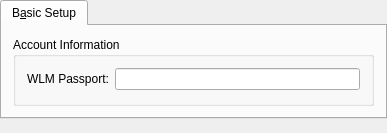
This is protocols/wlm/wlmaccountpreferences.ui in KDE/kopete as Qt 5 draws it before an edit. The edited form follows.
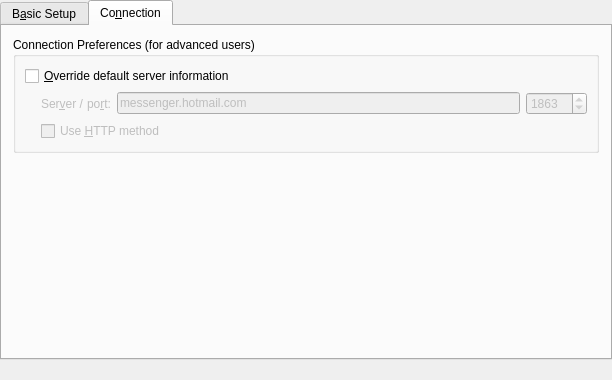
This is the edited form. Custom widgets are drawn as their Qt base class.

Commit message: Add some setting to account preference dialog. Check for valid wlm passport.

```diff
--- a/protocols/wlm/wlmaccountpreferences.ui
+++ b/protocols/wlm/wlmaccountpreferences.ui
@@ -5,65 +5,318 @@
    <rect>
     <x>0</x>
     <y>0</y>
-    <width>387</width>
-    <height>129</height>
+    <width>612</width>
+    <height>380</height>
    </rect>
   </property>
   <property name="windowTitle" >
    <string>Account Preferences - Wlm</string>
   </property>
-  <layout class="QVBoxLayout" >
-   <property name="spacing" >
-    <number>0</number>
-   </property>
+  <layout class="QVBoxLayout" name="verticalLayout_3" >
    <property name="margin" >
     <number>0</number>
    </property>
    <item>
-    <widget class="QTabWidget" name="tabWidget11" >
+    <widget class="QTabWidget" name="mainTabWidget" >
+     <property name="currentIndex" >
+      <number>1</number>
+     </property>
      <widget class="QWidget" name="tab" >
       <attribute name="title" >
        <string>B&amp;asic Setup</string>
       </attribute>
-      <layout class="QVBoxLayout" name="verticalLayout" >
+      <layout class="QVBoxLayout" name="verticalLayout_4" >
        <item>
         <widget class="QGroupBox" name="groupBox" >
          <property name="title" >
           <string>Account Information</string>
          </property>
-         <layout class="QFormLayout" name="formLayout" >
-          <item row="0" column="0" >
-           <widget class="QLabel" name="accountLabel" >
-            <property name="toolTip" >
-             <string>The account name of your account.</string>
-            </property>
+         <layout class="QVBoxLayout" name="verticalLayout" >
+          <item>
+           <layout class="QHBoxLayout" name="horizontalLayout" >
+            <item>
+             <widget class="QLabel" name="accountLabel" >
+              <property name="toolTip" >
+               <string>The account name of your account.</string>
+              </property>
+              <property name="whatsThis" >
+               <string>The account name of your account.</string>
+              </property>
+              <property name="text" >
+               <string>WLM Passport:</string>
+              </property>
+              <property name="wordWrap" >
+               <bool>false</bool>
+              </property>
+              <property name="buddy" >
+               <cstring>m_passport</cstring>
+              </property>
+             </widget>
+            </item>
+            <item>
+             <widget class="QLineEdit" name="m_passport" >
+              <property name="toolTip" >
+               <string>The account name of your account.</string>
+              </property>
+              <property name="whatsThis" >
+               <string>The account name of your account.</string>
+              </property>
+             </widget>
+            </item>
+           </layout>
+          </item>
+          <item>
+           <widget class="Kopete::UI::PasswordWidget" native="1" name="m_password" />
+          </item>
+          <item>
+           <widget class="QCheckBox" name="m_autologin" >
             <property name="whatsThis" >
-             <string>The account name of your account.</string>
+             <string>If you check this checkbox, the account will not be connected when you press the "Connect All" button, or at startup when automatic connection at startup is enabled.</string>
             </property>
             <property name="text" >
-             <string>WLM Passport:</string>
+             <string>E&amp;xclude from connect all</string>
             </property>
-            <property name="wordWrap" >
+            <property name="checked" >
              <bool>false</bool>
             </property>
-            <property name="buddy" >
-             <cstring>m_acctName</cstring>
+           </widget>
+          </item>
+         </layout>
+        </widget>
+       </item>
+       <item>
+        <widget class="QGroupBox" name="groupBox_2" >
+         <property name="title" >
+          <string>Registration</string>
+         </property>
+         <layout class="QHBoxLayout" >
+          <property name="spacing" >
+           <number>6</number>
+          </property>
+          <property name="margin" >
+           <number>9</number>
+          </property>
+          <item>
+           <widget class="QLabel" name="textLabel6" >
+            <property name="sizePolicy" >
+             <sizepolicy vsizetype="Minimum" hsizetype="MinimumExpanding" >
+              <horstretch>0</horstretch>
+              <verstretch>0</verstretch>
+             </sizepolicy>
             </property>
+            <property name="minimumSize" >
+             <size>
+              <width>0</width>
+              <height>0</height>
+             </size>
+            </property>
+            <property name="text" >
+             <string>To connect to the Microsoft network, you will need a Microsoft Passport.&lt;br>&lt;br>If you do not currently have a Passport, please click the button to create one.</string>
+            </property>
+            <property name="alignment" >
+             <set>Qt::AlignVCenter</set>
+            </property>
+            <property name="wordWrap" >
+             <bool>true</bool>
+            </property>
            </widget>
           </item>
-          <item row="0" column="1" >
-           <widget class="QLineEdit" name="m_acctName" >
-            <property name="toolTip" >
-             <string>The account name of your account.</string>
+          <item>
+           <widget class="QPushButton" name="buttonRegister" >
+            <property name="text" >
+             <string>Re&amp;gister New Account</string>
             </property>
-            <property name="whatsThis" >
-             <string>The account name of your account.</string>
+           </widget>
+          </item>
+         </layout>
+        </widget>
+       </item>
+       <item>
+        <spacer name="verticalSpacer" >
+         <property name="orientation" >
+          <enum>Qt::Vertical</enum>
+         </property>
+         <property name="sizeHint" stdset="0" >
+          <size>
+           <width>20</width>
+           <height>0</height>
+          </size>
+         </property>
+        </spacer>
+       </item>
+      </layout>
+     </widget>
+     <widget class="QWidget" name="tab_2" >
+      <attribute name="title" >
+       <string>Co&amp;nnection</string>
+      </attribute>
+      <layout class="QVBoxLayout" name="verticalLayout_2" >
+       <item>
+        <widget class="QGroupBox" name="groupBox_4" >
+         <property name="title" >
+          <string>Connection Preferences (for advanced users)</string>
+         </property>
+         <layout class="QVBoxLayout" name="_2" >
+          <property name="spacing" >
+           <number>6</number>
+          </property>
+          <property name="margin" >
+           <number>9</number>
+          </property>
+          <item>
+           <widget class="QCheckBox" name="optionOverrideServer" >
+            <property name="text" >
+             <string>&amp;Override default server information</string>
             </property>
            </widget>
           </item>
+          <item>
+           <layout class="QGridLayout" name="_3" >
+            <property name="margin" >
+             <number>0</number>
+            </property>
+            <property name="spacing" >
+             <number>6</number>
+            </property>
+            <item row="0" column="1" >
+             <layout class="QHBoxLayout" name="_4" >
+              <property name="spacing" >
+               <number>6</number>
+              </property>
+              <property name="margin" >
+               <number>0</number>
+              </property>
+              <item>
+               <layout class="QHBoxLayout" name="_5" >
+                <property name="spacing" >
+                 <number>3</number>
+                </property>
+                <property name="margin" >
+                 <number>0</number>
+                </property>
+                <item>
+                 <widget class="QLabel" name="labelServer" >
+                  <property name="enabled" >
+                   <bool>false</bool>
+                  </property>
+                  <property name="text" >
+                   <string>Ser&amp;ver /</string>
+                  </property>
+                  <property name="buddy" >
+                   <cstring>m_serverName</cstring>
+                  </property>
+                 </widget>
+                </item>
+                <item>
+                 <widget class="QLabel" name="labelPort" >
+                  <property name="enabled" >
+                   <bool>false</bool>
+                  </property>
+                  <property name="text" >
+                   <string>po&amp;rt:</string>
+                  </property>
+                  <property name="buddy" >
+                   <cstring>m_serverPort</cstring>
+                  </property>
+                 </widget>
+                </item>
+               </layout>
+              </item>
+              <item>
+               <widget class="QLineEdit" name="m_serverName" >
+                <property name="enabled" >
+                 <bool>false</bool>
+                </property>
+                <property name="sizePolicy" >
+                 <sizepolicy vsizetype="Fixed" hsizetype="MinimumExpanding" >
+                  <horstretch>0</horstretch>
+                  <verstretch>0</verstretch>
+                 </sizepolicy>
+                </property>
+                <property name="toolTip" >
+                 <string>Only modify these values if you want to use a special IM proxy server, like SIMP</string>
+                </property>
+                <property name="whatsThis" >
+                 <string>Only modify these values if you want to use a special IM proxy server, like SIMP</string>
+                </property>
+                <property name="text" >
+                 <string>messenger.hotmail.com</string>
+                </property>
+               </widget>
+              </item>
+              <item>
+               <widget class="QSpinBox" name="m_serverPort" >
+                <property name="enabled" >
+                 <bool>false</bool>
+                </property>
+                <property name="toolTip" >
+                 <string>Only modify these values if you want to use a special IM proxy server, like SIMP</string>
+                </property>
+                <property name="whatsThis" >
+                 <string>Only modify these values if you want to use a special IM proxy server, like SIMP</string>
+                </property>
+                <property name="minimum" >
+                 <number>1</number>
+                </property>
+                <property name="maximum" >
+                 <number>65535</number>
+                </property>
+                <property name="value" >
+                 <number>1863</number>
+                </property>
+               </widget>
+              </item>
+             </layout>
+            </item>
+            <item rowspan="2" row="0" column="0" >
+             <spacer>
+              <property name="orientation" >
+               <enum>Qt::Horizontal</enum>
+              </property>
+              <property name="sizeType" >
+               <enum>QSizePolicy::Fixed</enum>
+              </property>
+              <property name="sizeHint" stdset="0" >
+               <size>
+                <width>16</width>
+                <height>20</height>
+               </size>
+              </property>
+             </spacer>
+            </item>
+            <item row="1" column="1" >
+             <widget class="QCheckBox" name="optionUseHttpMethod" >
+              <property name="enabled" >
+               <bool>false</bool>
+              </property>
+              <property name="whatsThis" >
+               <string>Connect to MSN Messenger using an HTTP-like protocol on port 80.
+This may be used to connect on a network with a restrictive firewall.
+Only check this option if the normal connection does not work.</string>
+              </property>
+              <property name="text" >
+               <string>Use &amp;HTTP method</string>
+              </property>
+             </widget>
+            </item>
+           </layout>
+          </item>
          </layout>
         </widget>
        </item>
+       <item>
+        <spacer name="verticalSpacer_2" >
+         <property name="orientation" >
+          <enum>Qt::Vertical</enum>
+         </property>
+         <property name="sizeHint" stdset="0" >
+          <size>
+           <width>20</width>
+           <height>0</height>
+          </size>
+         </property>
+        </spacer>
+       </item>
       </layout>
      </widget>
     </widget>
@@ -85,6 +338,13 @@
  </widget>
  <layoutdefault spacing="6" margin="11" />
  <pixmapfunction>qPixmapFromMimeSource</pixmapfunction>
+ <customwidgets>
+  <customwidget>
+   <class>Kopete::UI::PasswordWidget</class>
+   <extends></extends>
+   <header>kopetepasswordwidget.h</header>
+  </customwidget>
+ </customwidgets>
  <resources/>
  <connections/>
 </ui>
```
Left out of the diff: 83 changed lines with no effect on the pictures. The commit also changes 8 other files.
